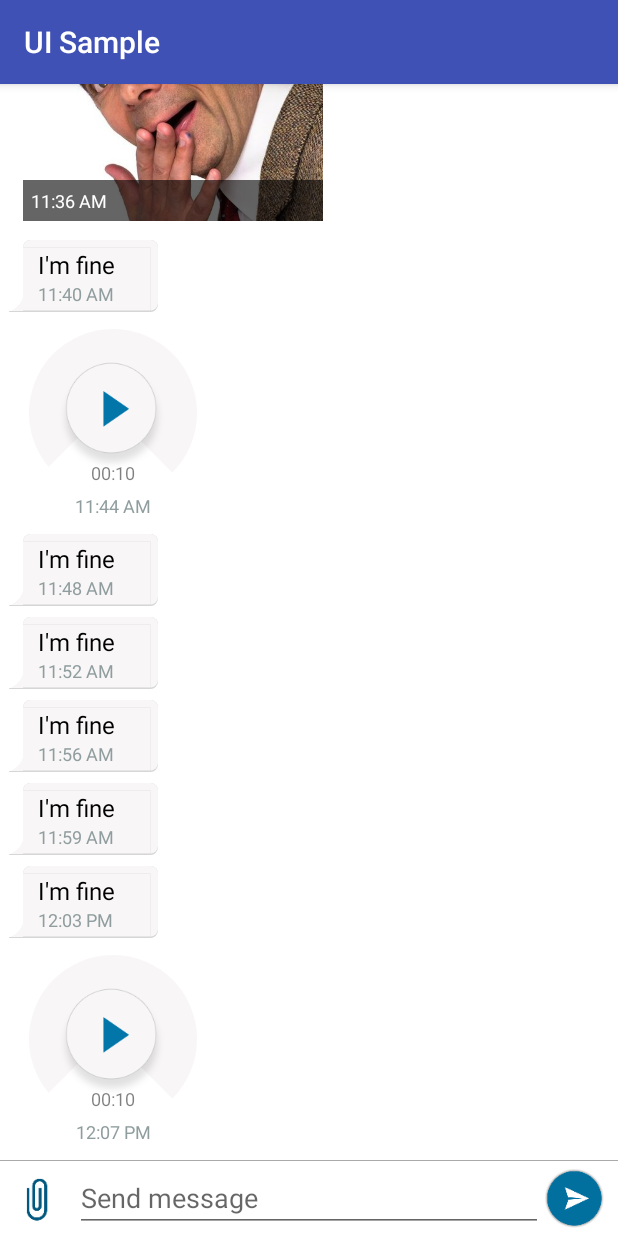
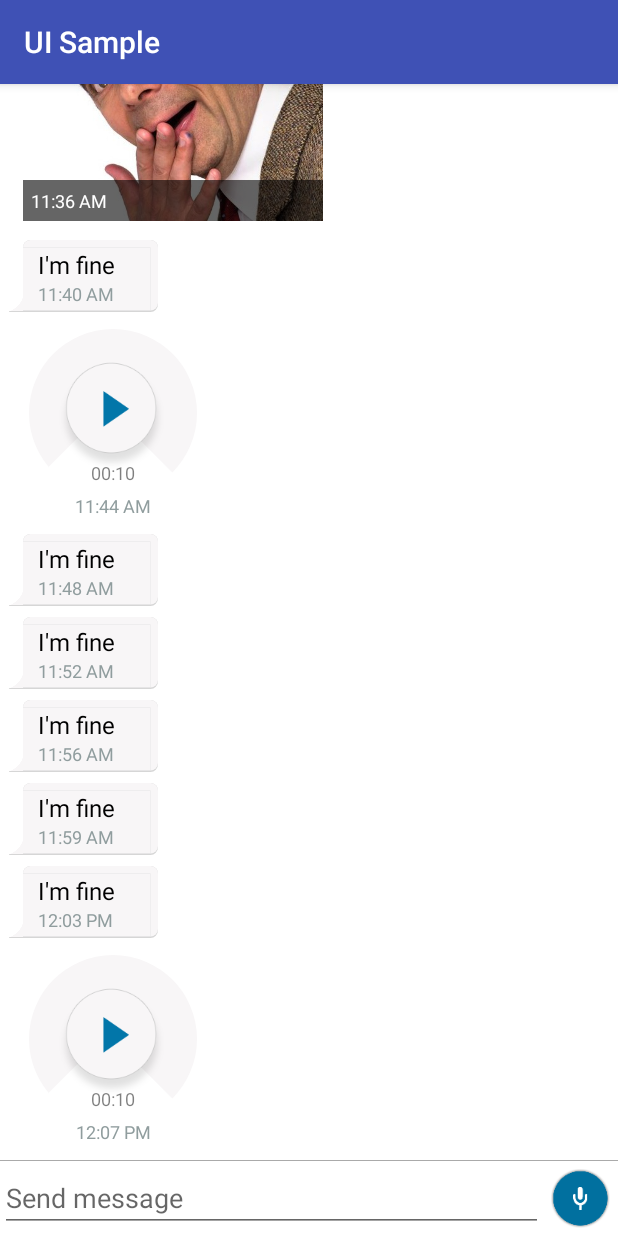
Before and after one commit to Criptext/Monkey-UI-Android, an Android app: the screen it shows after launch (MainActivity), on a phone screen of 412 x 824 dp. Run offline under Robolectric (Android 15) with nearby library versions, the phone set to English and light mode, and no system bars; our stand-ins replace Picasso; libraries missing offline, so code that uses them is left out: com.soundcloud.android; pictures from the network do not load; 1 statement that could not run was skipped.

Commit message:
Layout para AudioInputView

```diff
--- a/app/src/main/java/com/criptext/uisample/MainActivity.java
+++ b/app/src/main/java/com/criptext/uisample/MainActivity.java
@@ -142,6 +142,7 @@ public class MainActivity extends AppCompatActivity implements ChatActivity {
         */
 
         //INPUTVIEW CON ATTACHMENT & AUDIO
+        /*
         final MediaInputView mediaInputView = (MediaInputView) findViewById(R.id.inputView);
         if(mediaInputView != null) {
             //SEND BUTTON
@@ -168,7 +169,7 @@ public class MainActivity extends AppCompatActivity implements ChatActivity {
                 }
             });
         }
-
+        */
         //INPUTVIEW COMPLETO
         /*
         inputView = (InputView)findViewById(R.id.inputView);
--- a/app/src/main/res/layout/activity_main.xml
+++ b/app/src/main/res/layout/activity_main.xml
@@ -19,7 +19,7 @@
         android:layout_height="0.5dp"
         android:background="@android:color/darker_gray"/>
 
-    <com.criptext.monkeykitui.input.MediaInputView
+    <com.criptext.monkeykitui.input.AudioInputView
         android:id="@+id/inputView"
         android:layout_width="match_parent"
         android:layout_height="wrap_content"
--- /dev/null
+++ b/monkeykitui/src/main/kotlin/com/criptext/monkeykitui/input/AudioInputView.kt
@@ -0,0 +1,28 @@
+package com.criptext.monkeykitui.input
+
+import android.content.Context
+import android.util.AttributeSet
+import com.criptext.monkeykitui.R
+import com.criptext.monkeykitui.input.children.SideButton
+
+/**
+ * Created by gesuwall on 4/25/16.
+ */
+
+class AudioInputView : BaseInputView {
+
+    constructor(context: Context?) : super(context)
+
+    constructor(context: Context?, attrs: AttributeSet?) : super(context, attrs)
+
+    constructor(context: Context?, attrs: AttributeSet?, defStyleAttr: Int) : super(context, attrs, defStyleAttr)
+
+    override fun setRightButton(): SideButton? {
+        val view = inflate(context, R.layout.right_audio_btn, null);
+        val params = LayoutParams(LayoutParams.MATCH_PARENT, LayoutParams.WRAP_CONTENT)
+        view.layoutParams = params
+        return SideButton(view, dpToPx(50))
+
+    }
+
+}
--- /dev/null
+++ b/monkeykitui/src/main/res/layout/right_audio_btn.xml
@@ -0,0 +1,77 @@
+<?xml version="1.0" encoding="utf-8"?>
+<LinearLayout xmlns:android="http://schemas.android.com/apk/res/android"
+    android:id="@+id/layoutRecording"
+    android:layout_width="match_parent"
+    android:layout_height="wrap_content"
+    android:gravity="center_vertical"
+    android:orientation="horizontal"
+    >
+
+    <ImageView
+        android:layout_width="wrap_content"
+        android:layout_height="match_parent"
+        android:src="@drawable/btn_mic_red"
+        android:alpha="0"
+        android:background="@android:color/white"
+        android:paddingLeft="10dp"/>
+
+    <TextView
+        android:id="@+id/textViewTimeRecording"
+        android:layout_width="wrap_content"
+        android:layout_height="match_parent"
+        android:text="00:00"
+        android:textColor="@android:color/black"
+        android:gravity="center_vertical|left"
+        android:layout_weight="1"
+        android:alpha="0"
+        android:textSize="16sp"
+        android:background="@android:color/white"
+        android:paddingLeft="10dp"/>
+
+
+    <LinearLayout
+        android:id="@+id/layoutSwipeCancel"
+        android:layout_width="wrap_content"
+        android:layout_height="match_parent"
+        android:orientation="horizontal"
+        android:gravity="center_vertical"
+        android:alpha="0"
+        android:background="@android:color/white">
+
+        <ImageView
+            android:layout_width="20dp"
+            android:layout_height="20dp"
+            android:src="@drawable/left_arrow"
+            android:layout_marginLeft="15dp"/>
+
+        <TextView
+            android:layout_width="wrap_content"
+            android:layout_height="wrap_content"
+            android:text="@string/text_message_write_slidecancel"
+            android:textSize="16sp"
+            android:textColor="@android:color/darker_gray"
+            android:textStyle="italic"/>
+
+    </LinearLayout>
+    <ImageView
+            android:id="@+id/button_mic"
+            android:layout_width="50dp"
+            android:layout_height="50dp"
+            android:layout_gravity="bottom|right"
+            android:paddingLeft="5dp"
+            android:paddingRight="5dp"
+            android:src="@drawable/btn_mic"
+            android:visibility="visible"/>
+
+        <ImageView
+            android:id="@+id/button_send"
+            android:layout_width="50dp"
+            android:layout_height="50dp"
+            android:layout_gravity="bottom|right"
+            android:paddingLeft="5dp"
+            android:paddingRight="5dp"
+            android:src="@drawable/ic_action_send_now"
+            android:visibility="gone"/>
+
+
+</LinearLayout>
```
